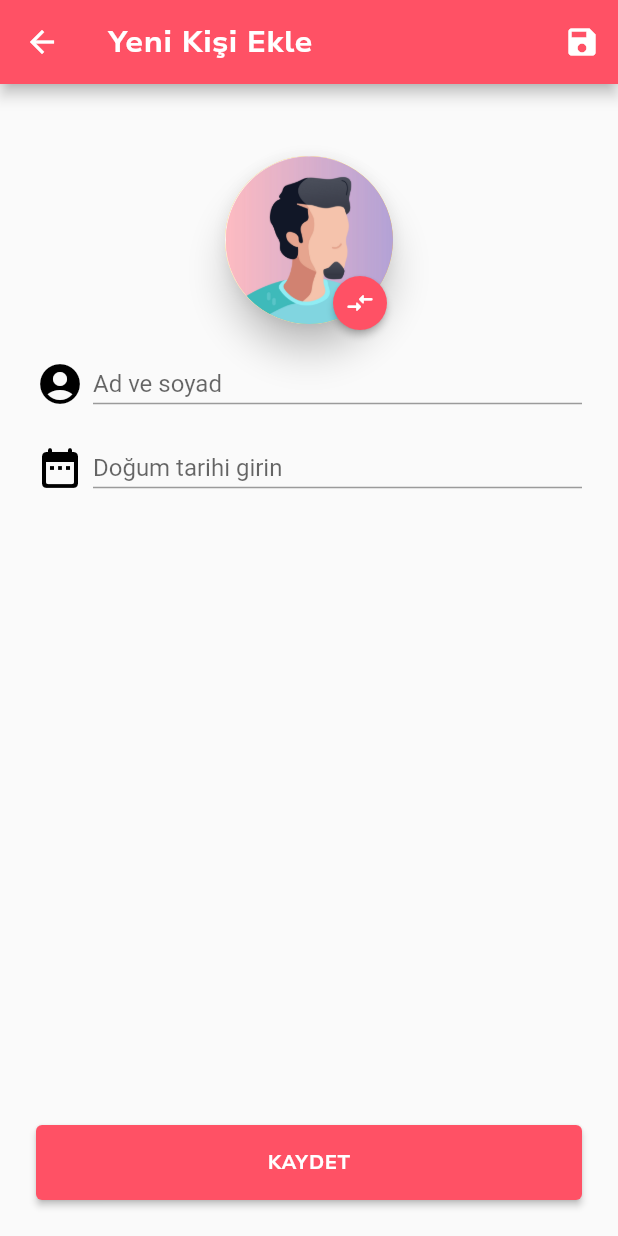
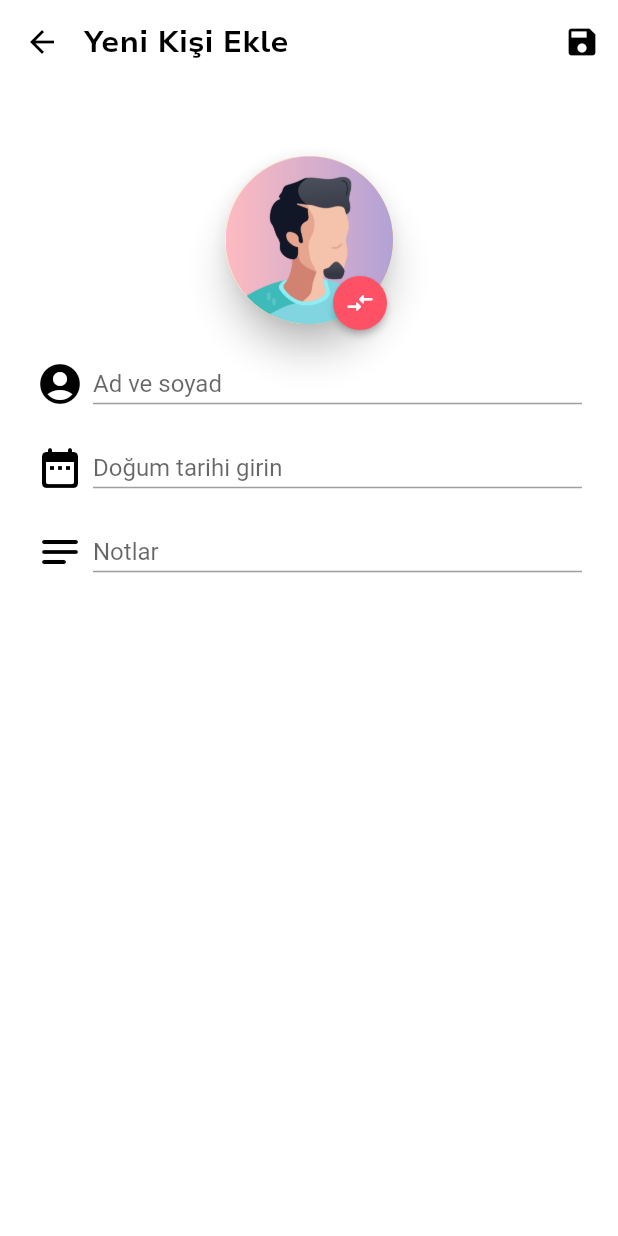
Before and after one commit to EmreTuran99/birthday_reminder_app, a Flutter app: the screen it shows after launch, after a tap on the "add" icon, on a phone screen of 412 x 824 dp. Run offline on Flutter 3.47's test engine with Material 2 defaults, Android fonts, the phone set to English and light mode, and no system bars; our stand-ins replace flutter_local_notifications, flutter_riverpod, flutter_slidable, lottie, permission_handler, sqflite and 1 more; accounts and stored records are empty.

Commit message:
Added an option to add notes when creating a person and view it on overview screen.

```diff
--- a/lib/screens/screen_add_person.dart
+++ b/lib/screens/screen_add_person.dart
@@ -152,7 +152,7 @@ class _AddPersonScreenState extends ConsumerState<AddPersonScreen> {
       birthDate: birthDate,
       avatarPath: saveUserCtrl.isAvatarMale ? maleAvatarPath : femaleAvatarPath,
       zodiacSign: ZodiacSignExtension.getZodiacSignFromDate(saveUserCtrl.selectedBirthDate!),
-      notes: null,
+      notes: saveUserCtrl.ctrlNotes.text.isEmpty ? null : saveUserCtrl.ctrlNotes.text,
       nextBirthDate: Person.findNextBirthate(birthDate)
     );
 
@@ -290,6 +290,25 @@ class _AddPersonScreenState extends ConsumerState<AddPersonScreen> {
     );
   }
 
+  Widget NotesTextField(){
+
+    return TextFieldWithIcon(
+      Icons.notes_rounded,
+      TextFormField(
+        controller: SaveUserController.of(context).ctrlNotes,
+        textInputAction: TextInputAction.done,
+        keyboardType: TextInputType.text,
+        maxLines: 1,
+        decoration: const InputDecoration(
+          contentPadding: EdgeInsets.symmetric(vertical: 4),
+          border: UnderlineInputBorder(),
+          isDense: true,
+          hintText: "Notlar",
+        ),
+      )
+    );
+  }
+
   Widget TextFieldWithIcon(IconData iconData, Widget textFormField){
 
     return Row(
@@ -304,45 +323,23 @@ class _AddPersonScreenState extends ConsumerState<AddPersonScreen> {
     );
   }
 
-  Widget SaveButton(){
-
-    return Padding(
-      padding: const EdgeInsets.symmetric(horizontal: 24.0),
-      child: ElevatedButton(
-        onPressed: () {
-          savePerson();
-        },
-        style: ElevatedButton.styleFrom(
-          fixedSize: Size.fromWidth(screenSize.width),
-          backgroundColor: appBarPink,
-          padding: const EdgeInsets.symmetric(vertical: 16),
-        ),
-        child: Text(
-          "KAYDET",
-          style: TextStyle(
-            fontSize: 13,
-            color: Colors.white,
-            fontWeight: FontWeight.bold,
-            fontFamily: TextFonts.nunitoSans.fontName
-          ),
-          textAlign: TextAlign.center,
-        ),
-      ),
-    );
-  }
-
   @override
   Widget build(BuildContext context) {
     return Scaffold(
       resizeToAvoidBottomInset: false,
+      backgroundColor: Colors.white,
       appBar: AppBar(
-        backgroundColor: appBarPink,
+        backgroundColor: Colors.white,
         automaticallyImplyLeading: true,
+        foregroundColor: Colors.black,
+        centerTitle: false,
+        titleSpacing: 0,
+        elevation: 0,
         title: Text(
           "Yeni Kişi Ekle",
           style: TextStyle(
             fontSize: 20,
-            color: Colors.white,
+            color: Colors.black,
             fontWeight: FontWeight.bold,
             fontFamily: TextFonts.nunitoSans.fontName,
           ),
@@ -354,7 +351,7 @@ class _AddPersonScreenState extends ConsumerState<AddPersonScreen> {
             },
             icon: const Icon(
               Icons.save,
-              color: Colors.white,
+              color: Colors.black,
               size: 24,
             ),
           )
@@ -374,9 +371,9 @@ class _AddPersonScreenState extends ConsumerState<AddPersonScreen> {
               VerticalSpace(24),
               BirthdateTextField(),
               VerticalSpace(24),
+              NotesTextField(),
+              VerticalSpace(24),
               const Spacer(),
-              SaveButton(),
-              VerticalSpace(24),
             ],
           ),
         ),
--- a/lib/screens/screen_person_overview.dart
+++ b/lib/screens/screen_person_overview.dart
@@ -131,7 +131,9 @@ class _PersonOverviewScreenState extends ConsumerState<PersonOverviewScreen> {
             child: Column(
               children: [
                 DetailBuilder("Doğum Tarihi", getDateWithDay(thePerson.birthDate)),
-                DetailBuilder("Burç", "${thePerson.zodiacSign.turName} (${thePerson.zodiacSign.engName})")
+                DetailBuilder("Burç", "${thePerson.zodiacSign.turName} (${thePerson.zodiacSign.engName})"),
+                if(thePerson.notes != null)
+                  DetailBuilder("Notlar", thePerson.notes!)
               ],
             )
           ),
--- a/lib/utils/helpers/save_person_controller.dart
+++ b/lib/utils/helpers/save_person_controller.dart
@@ -10,10 +10,10 @@ class SaveUserController extends InheritedWidget {
 
   final TextEditingController ctrlFullname = TextEditingController();
   final TextEditingController ctrlBirthdate = TextEditingController();
+  final TextEditingController ctrlNotes = TextEditingController();
 
   DateTime? selectedBirthDate;
   bool isAvatarMale = true;
-
 
   final GlobalKey<FormState> saveUserFormKey = GlobalKey<FormState>();
 
```
